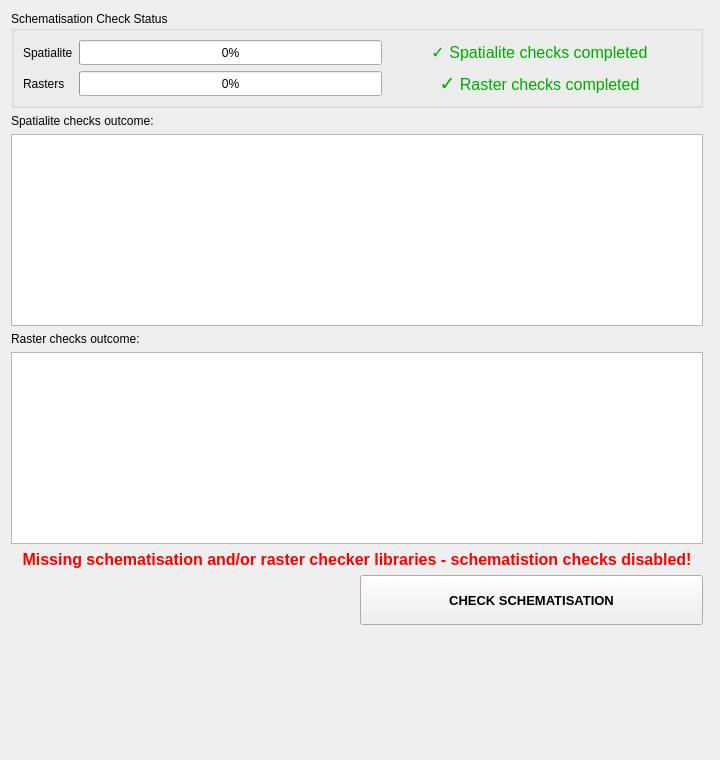
This is threedi_models_and_simulations/ui/upload_wizard/page_check_model.ui in nens/threedi-api-qgis-client as Qt 5 draws it before an edit. The edited form follows.
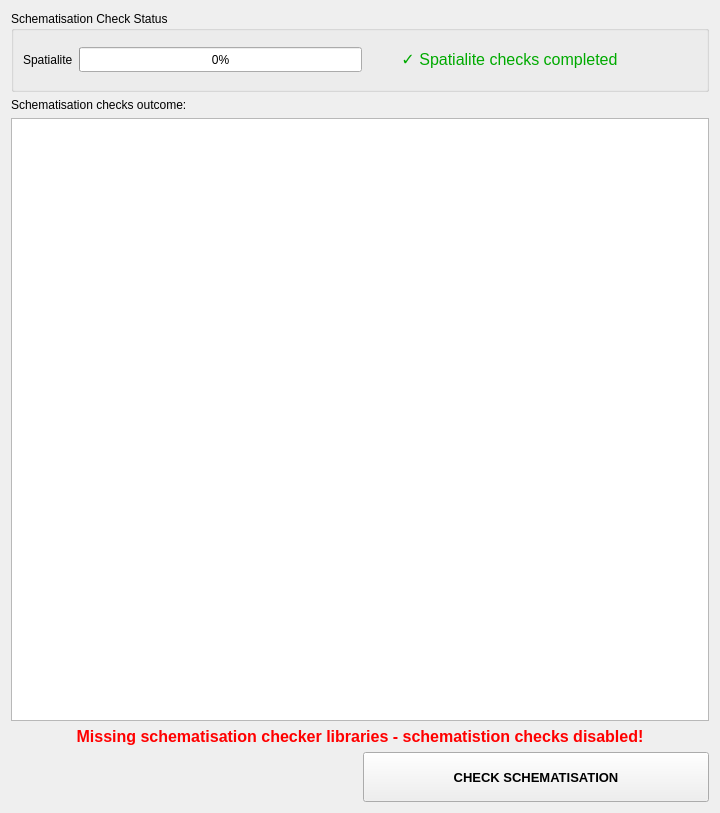
This is the edited form. Icons and pictures are not drawn.

Commit message:
Updated schematisation checker to version 1.0.0 and removed raster che… (#413)
* Updated schematisation checker to version 1.0.0 and removed raster checker section (issue #412).
Added schematisation checker export button (issue #230).

What changed in the file:
```diff
--- a/threedi_models_and_simulations/ui/upload_wizard/page_check_model.ui
+++ b/threedi_models_and_simulations/ui/upload_wizard/page_check_model.ui
@@ -10,7 +10,7 @@
     <x>0</x>
     <y>0</y>
     <width>720</width>
-    <height>760</height>
+    <height>813</height>
    </rect>
   </property>
   <property name="sizePolicy">
@@ -37,30 +37,127 @@
    <bool>true</bool>
   </property>
   <layout class="QGridLayout" name="gridLayout">
-   <item row="0" column="0" colspan="2">
-    <layout class="QVBoxLayout" name="svg_lout"/>
-   </item>
-   <item row="2" column="0">
-    <widget class="QLabel" name="label_3">
-     <property name="text">
-      <string>Spatialite checks outcome:</string>
+   <item row="0" column="0">
+    <widget class="QGroupBox" name="groupBox">
+     <property name="title">
+      <string>Schematisation Check Status</string>
      </property>
+     <layout class="QGridLayout" name="gridLayout_3">
+      <item row="0" column="1" colspan="2">
+       <layout class="QHBoxLayout" name="horizontalLayout">
+        <property name="rightMargin">
+         <number>0</number>
+        </property>
+        <item>
+         <widget class="QProgressBar" name="pbar_check_spatialite">
+          <property name="minimumSize">
+           <size>
+            <width>0</width>
+            <height>25</height>
+           </size>
+          </property>
+          <property name="value">
+           <number>0</number>
+          </property>
+         </widget>
+        </item>
+        <item>
+         <widget class="QLabel" name="lbl_check_spatialite">
+          <property name="sizePolicy">
+           <sizepolicy hsizetype="Expanding" vsizetype="Preferred">
+            <horstretch>0</horstretch>
+            <verstretch>0</verstretch>
+           </sizepolicy>
+          </property>
+          <property name="minimumSize">
+           <size>
+            <width>0</width>
+            <height>25</height>
+           </size>
+          </property>
+          <property name="font">
+           <font>
+            <family>Segoe UI</family>
+            <pointsize>10</pointsize>
+           </font>
+          </property>
+          <property name="text">
+           <string>&lt;html&gt;&lt;head/&gt;&lt;body&gt;&lt;p&gt;&lt;span style=&quot; font-size:12pt; color:#00aa00;&quot;&gt;✓ Spatialite checks completed&lt;/span&gt;&lt;/p&gt;&lt;/body&gt;&lt;/html&gt;</string>
+          </property>
+          <property name="alignment">
+           <set>Qt::AlignCenter</set>
+          </property>
+         </widget>
+        </item>
+        <item>
+         <widget class="QToolButton" name="btn_export_check_results">
+          <property name="enabled">
+           <bool>false</bool>
+          </property>
+          <property name="minimumSize">
+           <size>
+            <width>40</width>
+            <height>40</height>
+           </size>
+          </property>
+          <property name="font">
+           <font>
+            <family>Segoe UI</family>
+            <pointsize>7</pointsize>
+           </font>
+          </property>
+          <property name="toolTip">
+           <string>Save results to CSV</string>
+          </property>
+          <property name="text">
+           <string/>
+          </property>
+          <property name="icon">
+           <iconset>
+            <normaloff>../../icons/download.svg</normaloff>../../icons/download.svg</iconset>
+          </property>
+          <property name="iconSize">
+           <size>
+            <width>30</width>
+            <height>30</height>
+           </size>
+          </property>
+          <property name="popupMode">
+           <enum>QToolButton::DelayedPopup</enum>
+          </property>
+          <property name="toolButtonStyle">
+           <enum>Qt::ToolButtonIconOnly</enum>
+          </property>
+          <property name="autoRaise">
+           <bool>true</bool>
+          </property>
+         </widget>
+        </item>
+       </layout>
+      </item>
+      <item row="0" column="0">
+       <widget class="QLabel" name="label">
+        <property name="sizePolicy">
+         <sizepolicy hsizetype="Maximum" vsizetype="Preferred">
+          <horstretch>0</horstretch>
+          <verstretch>0</verstretch>
+         </sizepolicy>
+        </property>
+        <property name="minimumSize">
+         <size>
+          <width>0</width>
+          <height>25</height>
+         </size>
+        </property>
+        <property name="text">
+         <string>Spatialite</string>
+        </property>
+       </widget>
+      </item>
+     </layout>
     </widget>
    </item>
-   <item row="3" column="0">
-    <widget class="QTreeView" name="tv_schema_check_result">
-     <property name="editTriggers">
-      <set>QAbstractItemView::NoEditTriggers</set>
-     </property>
-     <property name="selectionMode">
-      <enum>QAbstractItemView::ExtendedSelection</enum>
-     </property>
-     <property name="sortingEnabled">
-      <bool>true</bool>
-     </property>
-    </widget>
-   </item>
-   <item row="6" column="0">
+   <item row="4" column="0">
     <layout class="QGridLayout" name="gridLayout_2">
      <property name="bottomMargin">
       <number>0</number>
@@ -68,7 +165,7 @@
      <item row="1" column="1">
       <widget class="QPushButton" name="pb_check_model">
        <property name="sizePolicy">
-        <sizepolicy hsizetype="Minimum" vsizetype="Expanding">
+        <sizepolicy hsizetype="Minimum" vsizetype="Preferred">
          <horstretch>0</horstretch>
          <verstretch>0</verstretch>
         </sizepolicy>
@@ -87,6 +184,7 @@
        </property>
        <property name="font">
         <font>
+         <family>Segoe UI</family>
          <pointsize>10</pointsize>
          <weight>75</weight>
          <bold>true</bold>
@@ -101,203 +199,37 @@
       <widget class="QLabel" name="lbl_on_import_error">
        <property name="font">
         <font>
+         <family>Segoe UI</family>
          <pointsize>12</pointsize>
         </font>
        </property>
        <property name="text">
-        <string>&lt;html&gt;&lt;head/&gt;&lt;body&gt;&lt;p align=&quot;center&quot;&gt;&lt;span style=&quot; font-weight:600; color:#ff0000;&quot;&gt;Missing schematisation and/or raster checker libraries - schematistion checks disabled!&lt;/span&gt;&lt;/p&gt;&lt;/body&gt;&lt;/html&gt;</string>
+        <string>&lt;html&gt;&lt;head/&gt;&lt;body&gt;&lt;p align=&quot;center&quot;&gt;&lt;span style=&quot; font-weight:600; color:#ff0000;&quot;&gt;Missing schematisation checker libraries - schematistion checks disabled!&lt;/span&gt;&lt;/p&gt;&lt;/body&gt;&lt;/html&gt;</string>
        </property>
        <property name="wordWrap">
         <bool>true</bool>
        </property>
       </widget>
      </item>
-     <item row="2" column="1">
-      <spacer name="verticalSpacer_2">
-       <property name="orientation">
-        <enum>Qt::Vertical</enum>
-       </property>
-       <property name="sizeHint" stdset="0">
-        <size>
-         <width>20</width>
-         <height>40</height>
-        </size>
-       </property>
-      </spacer>
-     </item>
     </layout>
    </item>
-   <item row="7" column="0">
-    <spacer name="verticalSpacer">
-     <property name="orientation">
-      <enum>Qt::Vertical</enum>
+   <item row="2" column="0">
+    <widget class="QTreeView" name="tv_schema_check_result">
+     <property name="editTriggers">
+      <set>QAbstractItemView::NoEditTriggers</set>
      </property>
-     <property name="sizeHint" stdset="0">
-      <size>
-       <width>20</width>
-       <height>40</height>
-      </size>
+     <property name="selectionMode">
+      <enum>QAbstractItemView::ExtendedSelection</enum>
      </property>
-    </spacer>
+     <property name="sortingEnabled">
+      <bool>true</bool>
+     </property>
+    </widget>
    </item>
    <item row="1" column="0">
-    <widget class="QGroupBox" name="groupBox">
-     <property name="title">
-      <string>Schematisation Check Status</string>
-     </property>
-     <layout class="QGridLayout" name="gridLayout_3">
-      <item row="2" column="0">
-       <widget class="QLabel" name="label_2">
-        <property name="sizePolicy">
-         <sizepolicy hsizetype="Maximum" vsizetype="Preferred">
-          <horstretch>0</horstretch>
-          <verstretch>0</verstretch>
-         </sizepolicy>
-        </property>
-        <property name="minimumSize">
-         <size>
-          <width>0</width>
-          <height>25</height>
-         </size>
-        </property>
-        <property name="text">
-         <string>Rasters</string>
-        </property>
-       </widget>
-      </item>
-      <item row="0" column="0">
-       <widget class="QLabel" name="label">
-        <property name="sizePolicy">
-         <sizepolicy hsizetype="Maximum" vsizetype="Preferred">
-          <horstretch>0</horstretch>
-          <verstretch>0</verstretch>
-         </sizepolicy>
-        </property>
-        <property name="minimumSize">
-         <size>
-          <width>0</width>
-          <height>25</height>
-         </size>
-        </property>
-        <property name="text">
-         <string>Spatialite</string>
-        </property>
-       </widget>
-      </item>
-      <item row="0" column="1" colspan="3">
-       <layout class="QHBoxLayout" name="horizontalLayout">
-        <property name="rightMargin">
-         <number>0</number>
-        </property>
-        <item>
-         <widget class="QProgressBar" name="pbar_check_spatialite">
-          <property name="minimumSize">
-           <size>
-            <width>0</width>
-            <height>25</height>
-           </size>
-          </property>
-          <property name="value">
-           <number>0</number>
-          </property>
-         </widget>
-        </item>
-        <item>
-         <widget class="QLabel" name="lbl_check_spatialite">
-          <property name="sizePolicy">
-           <sizepolicy hsizetype="Expanding" vsizetype="Preferred">
-            <horstretch>0</horstretch>
-            <verstretch>0</verstretch>
-           </sizepolicy>
-          </property>
-          <property name="minimumSize">
-           <size>
-            <width>0</width>
-            <height>25</height>
-           </size>
-          </property>
-          <property name="font">
-           <font>
-            <pointsize>10</pointsize>
-           </font>
-          </property>
-          <property name="text">
-           <string>&lt;html&gt;&lt;head/&gt;&lt;body&gt;&lt;p&gt;&lt;span style=&quot; font-size:12pt; color:#00aa00;&quot;&gt;✓ Spatialite checks completed&lt;/span&gt;&lt;/p&gt;&lt;/body&gt;&lt;/html&gt;</string>
-          </property>
-          <property name="alignment">
-           <set>Qt::AlignCenter</set>
-          </property>
-         </widget>
-        </item>
-       </layout>
-      </item>
-      <item row="2" column="1" colspan="3">
-       <layout class="QHBoxLayout" name="horizontalLayout_2">
-        <property name="rightMargin">
-         <number>0</number>
-        </property>
-        <item>
-         <widget class="QProgressBar" name="pbar_check_rasters">
-          <property name="minimumSize">
-           <size>
-            <width>0</width>
-            <height>25</height>
-           </size>
-          </property>
-          <property name="value">
-           <number>0</number>
-          </property>
-         </widget>
-        </item>
-        <item>
-         <widget class="QLabel" name="lbl_check_rasters">
-          <property name="sizePolicy">
-           <sizepolicy hsizetype="Expanding" vsizetype="Preferred">
-            <horstretch>0</horstretch>
-            <verstretch>0</verstretch>
-           </sizepolicy>
-          </property>
-          <property name="minimumSize">
-           <size>
-            <width>0</width>
-            <height>25</height>
-           </size>
-          </property>
-          <property name="font">
-           <font>
-            <pointsize>10</pointsize>
-           </font>
-          </property>
-          <property name="text">
-           <string>&lt;html&gt;&lt;head/&gt;&lt;body&gt;&lt;p&gt;&lt;span style=&quot; font-size:14pt; color:#00aa00;&quot;&gt;✓&lt;/span&gt;&lt;span style=&quot; font-size:12pt; color:#00aa00;&quot;&gt; Raster checks completed&lt;/span&gt;&lt;/p&gt;&lt;/body&gt;&lt;/html&gt;</string>
-          </property>
-          <property name="alignment">
-           <set>Qt::AlignCenter</set>
-          </property>
-         </widget>
-        </item>
-       </layout>
-      </item>
-     </layout>
-    </widget>
-   </item>
-   <item row="4" column="0">
-    <widget class="QLabel" name="label_4">
+    <widget class="QLabel" name="label_3">
      <property name="text">
-      <string>Raster checks outcome:</string>
-     </property>
-    </widget>
-   </item>
-   <item row="5" column="0">
-    <widget class="QTreeView" name="tv_raster_check_result">
-     <property name="editTriggers">
-      <set>QAbstractItemView::NoEditTriggers</set>
-     </property>
-     <property name="selectionMode">
-      <enum>QAbstractItemView::ExtendedSelection</enum>
-     </property>
-     <property name="sortingEnabled">
-      <bool>true</bool>
+      <string>Schematisation checks outcome:</string>
      </property>
     </widget>
    </item>
```
The commit also changes 5 other files.
